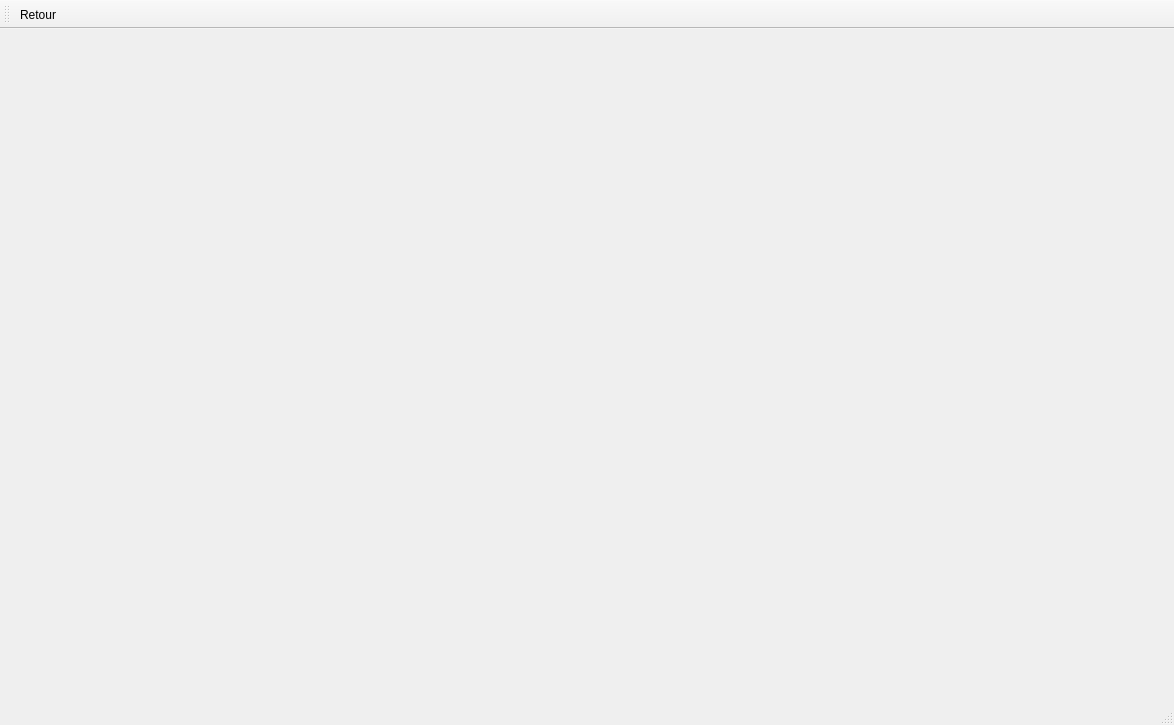
Above: mainwindow.ui from AdrienFM/LoveTester before the change. Below: the same form after it.
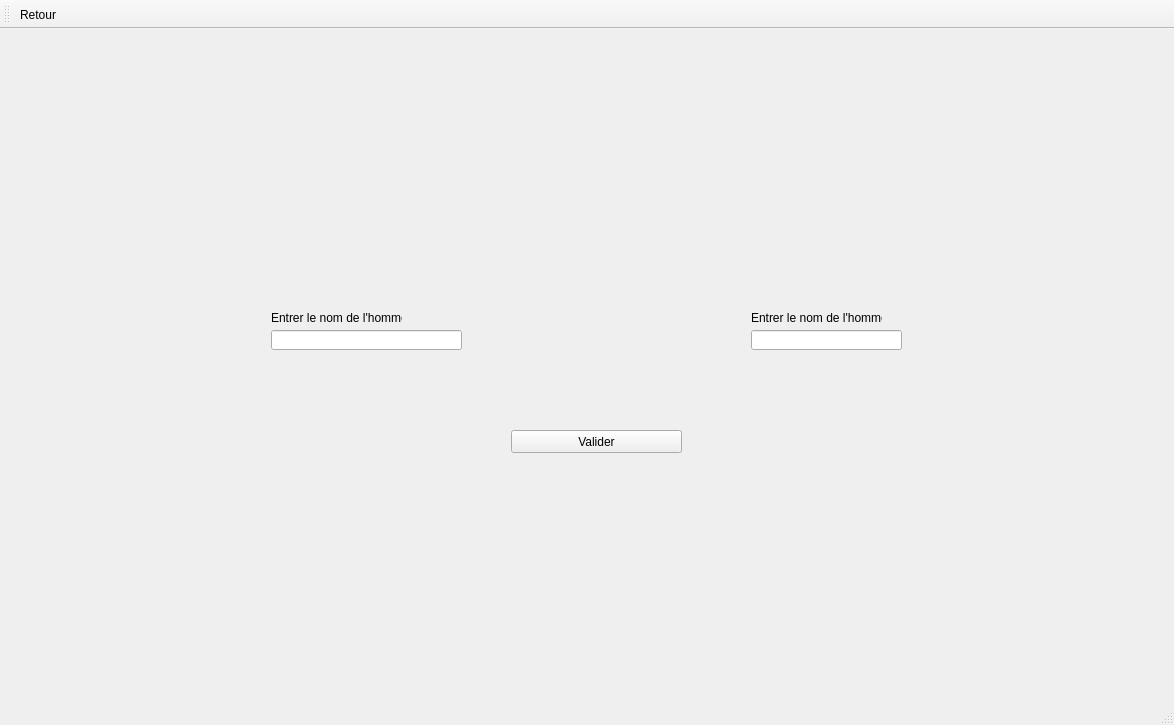
That is the form after the change. The open tabs and pages were chosen to show the change. Icons and pictures are not drawn.

Patch:
```diff
--- a/mainwindow.ui
+++ b/mainwindow.ui
@@ -351,7 +351,6 @@
         </property>
        </widget>
       </widget>
-      <widget class="QWidget" name="page_4"/>
      </widget>
     </item>
    </layout>
```
Left out of the diff: 7 changed lines with no effect on the pictures.
